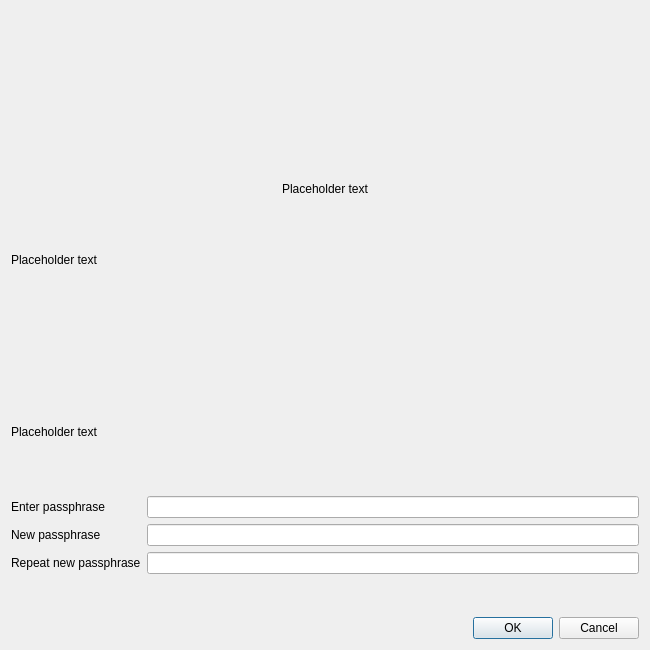
First picture: the form in src/qt/forms/setpassphrasedialog.ui, repository devaultcrypto/devault, before the edit.
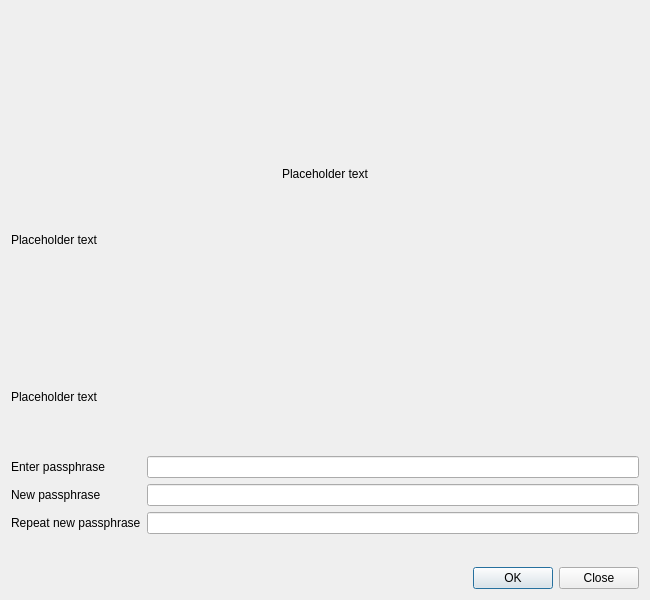
Second picture: the form after the edit. Icons and pictures are not drawn.

What changed in the file:
```diff
--- a/src/qt/forms/setpassphrasedialog.ui
+++ b/src/qt/forms/setpassphrasedialog.ui
@@ -7,7 +7,7 @@
     <x>0</x>
     <y>0</y>
     <width>650</width>
-    <height>650</height>
+    <height>600</height>
    </rect>
   </property>
   <property name="sizePolicy">
@@ -19,7 +19,7 @@
   <property name="minimumSize">
    <size>
     <width>650</width>
-    <height>650</height>
+    <height>600</height>
    </size>
   </property>
   <property name="windowTitle">
@@ -167,7 +167,7 @@
       <enum>Qt::Horizontal</enum>
      </property>
      <property name="standardButtons">
-      <set>QDialogButtonBox::Cancel|QDialogButtonBox::Ok</set>
+      <set>QDialogButtonBox::Close|QDialogButtonBox::Ok</set>
      </property>
     </widget>
    </item>
```
